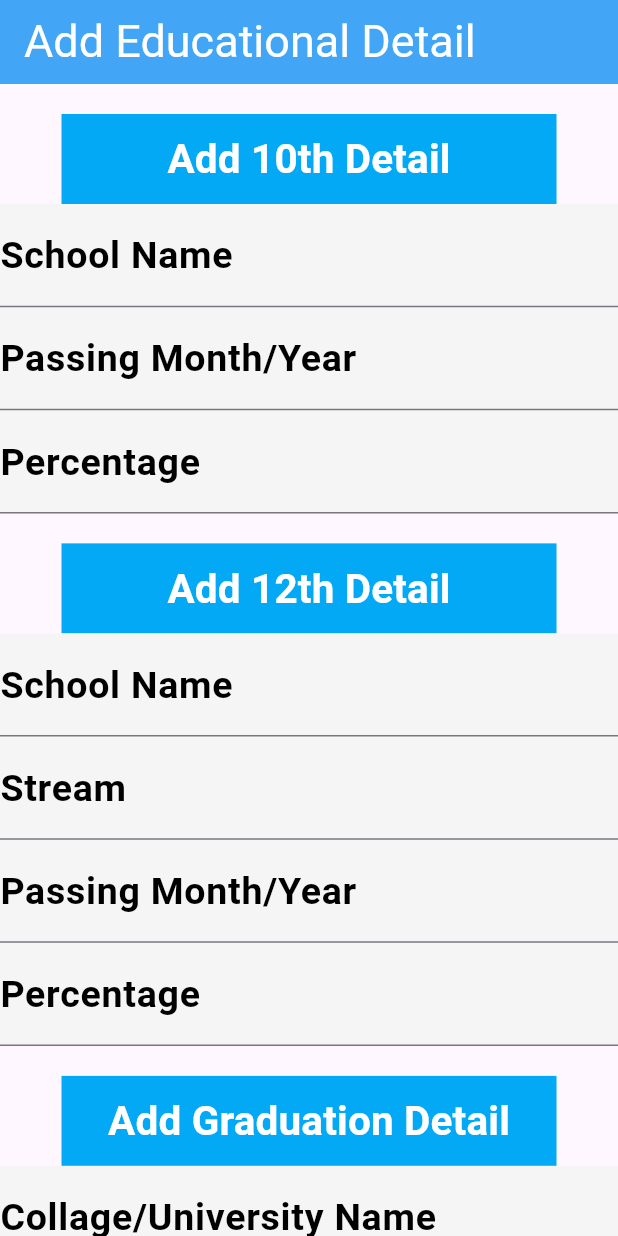
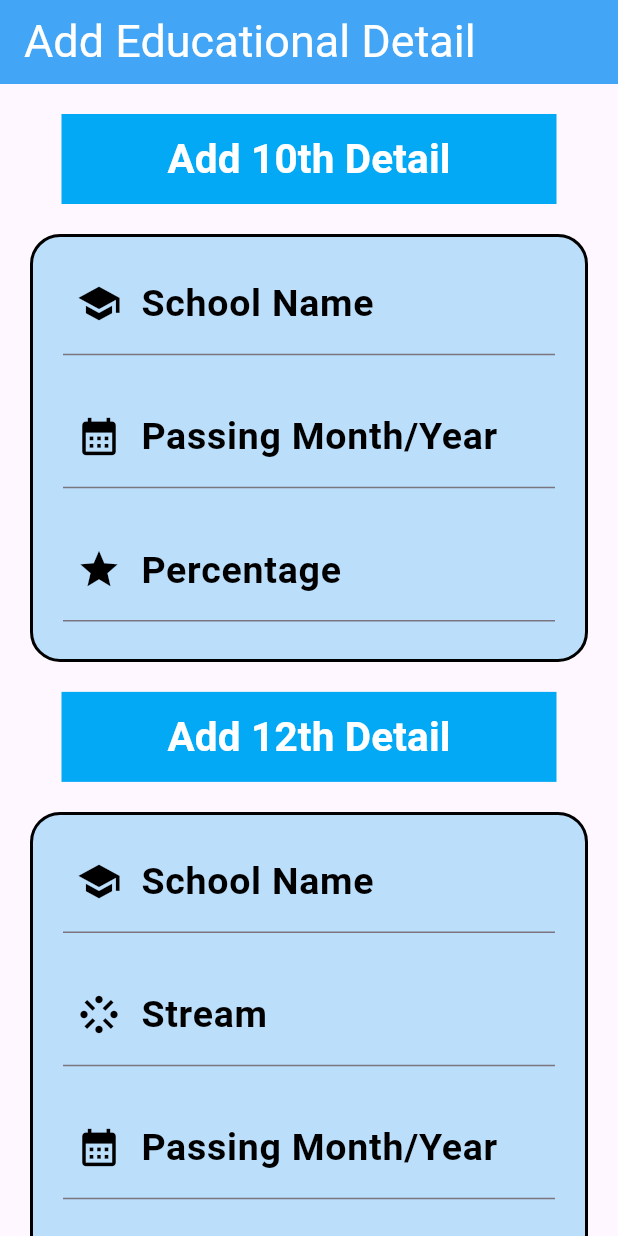
Before and after one commit to rinkalbaldaniya186/resume, a Flutter app: the EducationalDetail screen opened directly, on a phone screen of 412 x 824 dp. Run offline on Flutter 3.47's test engine with Material 3 defaults, Android fonts, the phone set to English and light mode, and no system bars; our stand-ins replace shared_preferences, smooth_page_indicator, sqflite; accounts and stored records are empty.

Commit message:
3-7-24 changes

```diff
--- a/lib/ResumeBuilder/educationalDetail.dart
+++ b/lib/ResumeBuilder/educationalDetail.dart
@@ -134,45 +134,61 @@ class _EducationalDetailState extends State<EducationalDetail> {
                   ),
                 ),
                 if (showContainer1)
-                  Container(
-                    color: Colors.grey.shade100,
+                  Padding(
+                    padding: const EdgeInsets.only(top: 20,left: 20, right: 20),
+                    child: Container(
+                      decoration: BoxDecoration(
+                          color: Colors.blue.shade100,
+                          borderRadius: BorderRadius.all(Radius.circular(20)),
+                          border: Border.all(color: Colors.black,width: 2)
+                      ),
                       width: double.infinity,
                       child: Column(
                         children: [
-                        TextField(
+                          Padding(
+                            padding: const EdgeInsets.only(top: 10, left: 20, right: 20, bottom: 20),
+                            child: TextField(
                               decoration: InputDecoration(
                                 labelText: 'School Name',
                                 labelStyle: TextStyle(color: Colors.black,fontSize: 25,fontWeight: FontWeight.w700),
-                        //    prefixIcon: Icon(Icons.person, color: Colors.black, size: 30),
+                                prefixIcon: Icon(Icons.school, color: Colors.black, size: 30),
                               ),
                                controller: _sNameTController,
                               keyboardType: TextInputType.text,
                               cursorHeight: 35,
                               style: TextStyle(color: Colors.black,fontSize: 20,fontWeight: FontWeight.w400),
                             ),
-                        TextField(
+                          ),
+                          Padding(
+                            padding: const EdgeInsets.only(bottom: 20, left: 20, right: 20),
+                            child: TextField(
                               decoration: InputDecoration(
                                 labelText: 'Passing Month/Year',
                                 labelStyle: TextStyle(color: Colors.black,fontSize: 25,fontWeight: FontWeight.w700),
-                            //   prefixIcon: Icon(Icons.person, color: Colors.black, size: 30),
+                                prefixIcon: Icon(Icons.calendar_month, color: Colors.black, size: 30),
                               ),
                               controller: _timeTController,
                               keyboardType: TextInputType.text,
                               cursorHeight: 35,
                               style: TextStyle(color: Colors.black,fontSize: 20,fontWeight: FontWeight.w400),
                             ),
-                        TextField(
+                          ),
+                          Padding(
+                            padding: const EdgeInsets.only(left: 20, right: 20, bottom: 25),
+                            child: TextField(
                               decoration: InputDecoration(
                                 labelText: 'Percentage',
                                 labelStyle: TextStyle(color: Colors.black,fontSize: 25,fontWeight: FontWeight.w700),
-                        //    prefixIcon: Icon(Icons.person, color: Colors.black, size: 30),
+                                prefixIcon: Icon(Icons.grade, color: Colors.black, size: 30),
                               ),
                               controller: _perTController,
                               keyboardType: TextInputType.text,
                               cursorHeight: 35,
                               style: TextStyle(color: Colors.black,fontSize: 20,fontWeight: FontWeight.w400),
                             ),
+                          ),
                         ],
+                      ),
                     ),
                   ),
 
@@ -199,59 +215,77 @@ class _EducationalDetailState extends State<EducationalDetail> {
                   ),
                 ),
                 if (showContainer2)
-                  Container(
-                    color: Colors.grey.shade100,
+                  Padding(
+                    padding: const EdgeInsets.only(top: 20,left: 20, right: 20),
+                    child: Container(
+                      decoration: BoxDecoration(
+                          color: Colors.blue.shade100,
+                          borderRadius: BorderRadius.all(Radius.circular(20)),
+                          border: Border.all(color: Colors.black,width: 2)
+                      ),
                       width: double.infinity,
                       child: Column(
                         children: [
-                        TextField(
+                          Padding(
+                            padding: const EdgeInsets.only(top: 10, bottom: 20, left: 20, right: 20),
+                            child: TextField(
                               decoration: InputDecoration(
                                 labelText: 'School Name',
                                 labelStyle: TextStyle(color: Colors.black,fontSize: 25,fontWeight: FontWeight.w700),
-                            //    prefixIcon: Icon(Icons.person, color: Colors.black, size: 30),
+                                prefixIcon: Icon(Icons.school, color: Colors.black, size: 30),
                               ),
                               controller: _sNameTwController,
                               keyboardType: TextInputType.text,
                               cursorHeight: 35,
                               style: TextStyle(color: Colors.black,fontSize: 20,fontWeight: FontWeight.w400),
                             ),
-                        TextField(
+                          ),
+                          Padding(
+                            padding: const EdgeInsets.only(bottom: 20, left: 20, right: 20),
+                            child: TextField(
                               decoration: InputDecoration(
                                 labelText: 'Stream',
                                 labelStyle: TextStyle(color: Colors.black,fontSize: 25,fontWeight: FontWeight.w700),
-                            //prefixIcon: Icon(Icons.person, color: Colors.black, size: 30),
+                                prefixIcon: Icon(Icons.stream, color: Colors.black, size: 30),
                               ),
                                controller: _StreamTwController,
                               keyboardType: TextInputType.text,
                               cursorHeight: 35,
                               style: TextStyle(color: Colors.black,fontSize: 20,fontWeight: FontWeight.w400),
                             ),
-                        TextField(
+                          ),
+                          Padding(
+                            padding: const EdgeInsets.only(bottom: 20, left: 20, right: 20),
+                            child: TextField(
                               decoration: InputDecoration(
                                 labelText: 'Passing Month/Year',
                                 labelStyle: TextStyle(color: Colors.black,fontSize: 25,fontWeight: FontWeight.w700),
-                            //   prefixIcon: Icon(Icons.person, color: Colors.black, size: 30),
+                                prefixIcon: Icon(Icons.calendar_month, color: Colors.black, size: 30),
                               ),
                               controller: _timeTwController,
                               keyboardType: TextInputType.text,
                               cursorHeight: 35,
                               style: TextStyle(color: Colors.black,fontSize: 20,fontWeight: FontWeight.w400),
                             ),
-                        TextField(
+                          ),
+                          Padding(
+                            padding: const EdgeInsets.only(left: 20, right: 20, bottom: 25),
+                            child: TextField(
                               decoration: InputDecoration(
                                 labelText: 'Percentage',
                                 labelStyle: TextStyle(color: Colors.black,fontSize: 25,fontWeight: FontWeight.w700),
-                            //    prefixIcon: Icon(Icons.person, color: Colors.black, size: 30),
+                                prefixIcon: Icon(Icons.grade, color: Colors.black, size: 30),
                               ),
                               controller: _perTwController,
                               keyboardType: TextInputType.text,
                               cursorHeight: 35,
                               style: TextStyle(color: Colors.black,fontSize: 20,fontWeight: FontWeight.w400),
                             ),
+                          ),
                         ],
                       ),
                     ),
-
+                  ),
                 SizedBox(
                   height: 20,
                 ),
@@ -275,12 +309,20 @@ class _EducationalDetailState extends State<EducationalDetail> {
                   ),
                 ),
                 if (showContainer3)
-                  Container(
-                    color: Colors.grey.shade100,
+                  Padding(
+                    padding: const EdgeInsets.only(top: 20,left: 20, right: 20),
+                    child: Container(
+                      decoration: BoxDecoration(
+                          color: Colors.blue.shade100,
+                          borderRadius: BorderRadius.all(Radius.circular(20)),
+                          border: Border.all(color: Colors.black,width: 2)
+                      ),
                       width: double.infinity,
                       child: Column(
                         children: [
-                        TextField(
+                          Padding(
+                            padding: const EdgeInsets.only(top: 10, left: 20, right: 20, bottom: 25),
+                            child: TextField(
                               decoration: InputDecoration(
                                 labelText: 'Collage/University Name',
                                 labelStyle: TextStyle(color: Colors.black,fontSize: 25,fontWeight: FontWeight.w700),
@@ -291,7 +333,10 @@ class _EducationalDetailState extends State<EducationalDetail> {
                               cursorHeight: 35,
                               style: TextStyle(color: Colors.black,fontSize: 20,fontWeight: FontWeight.w400),
                             ),
-                        TextField(
+                          ),
+                          Padding(
+                            padding: const EdgeInsets.only(left: 20, right: 20, bottom: 25),
+                            child: TextField(
                               decoration: InputDecoration(
                                 labelText: 'Location',
                                 labelStyle: TextStyle(color: Colors.black,fontSize: 25,fontWeight: FontWeight.w700),
@@ -302,7 +347,10 @@ class _EducationalDetailState extends State<EducationalDetail> {
                               cursorHeight: 35,
                               style: TextStyle(color: Colors.black,fontSize: 20,fontWeight: FontWeight.w400),
                             ),
-                        TextField(
+                          ),
+                          Padding(
+                            padding: const EdgeInsets.only(left: 20, right: 20, bottom: 25),
+                            child: TextField(
                               decoration: InputDecoration(
                                 labelText: 'Passing Month/Year',
                                 labelStyle: TextStyle(color: Colors.black,fontSize: 25,fontWeight: FontWeight.w700),
@@ -315,7 +363,10 @@ class _EducationalDetailState extends State<EducationalDetail> {
                               cursorHeight: 35,
                               style: TextStyle(color: Colors.black,fontSize: 20,fontWeight: FontWeight.w400),
                             ),
-                        TextField(
+                          ),
+                          Padding(
+                            padding: const EdgeInsets.only(left: 20, right: 20, bottom: 25),
+                            child: TextField(
                               decoration: InputDecoration(
                                 labelText: 'Percentage',
                                 labelStyle: TextStyle(color: Colors.black,fontSize: 25,fontWeight: FontWeight.w700),
@@ -326,7 +377,9 @@ class _EducationalDetailState extends State<EducationalDetail> {
                               cursorHeight: 35,
                               style: TextStyle(color: Colors.black,fontSize: 20,fontWeight: FontWeight.w400),
                             ),
+                          ),
                         ],
+                      ),
                     ),
                   ),
 
@@ -353,14 +406,21 @@ class _EducationalDetailState extends State<EducationalDetail> {
                   ),
                 ),
                 if (showContainer4)
-                  Container(
-                    color: Colors.grey.shade100,
+                  Padding(
+                    padding: const EdgeInsets.only(top: 20,left: 20, right: 20),
+                    child: Container(
+                      decoration: BoxDecoration(
+                          color: Colors.blue.shade100,
+                          borderRadius: BorderRadius.all(Radius.circular(20)),
+                          border: Border.all(color: Colors.black,width: 2)
+                      ),
                       width: double.infinity,
                       child: Column(
                         children: [
-                        TextField(
+                          Padding(
+                            padding: const EdgeInsets.only(top: 10, left: 20, right: 20, bottom: 25),
+                            child: TextField(
                               decoration: InputDecoration(
-
                                 labelText: 'Collage/University Name',
                                 labelStyle: TextStyle(color: Colors.black,fontSize: 25,fontWeight: FontWeight.w700),
                                 //   prefixIcon: Icon(Icons.person, color: Colors.black, size: 30),
@@ -370,7 +430,10 @@ class _EducationalDetailState extends State<EducationalDetail> {
                               cursorHeight: 35,
                               style: TextStyle(color: Colors.black,fontSize: 20,fontWeight: FontWeight.w400),
                             ),
-                        TextField(
+                          ),
+                          Padding(
+                            padding: const EdgeInsets.only(left: 20, right: 20, bottom: 25),
+                            child: TextField(
                               decoration: InputDecoration(
                                 labelText: 'Location',
                                 labelStyle: TextStyle(color: Colors.black,fontSize: 25,fontWeight: FontWeight.w700),
@@ -381,7 +444,10 @@ class _EducationalDetailState extends State<EducationalDetail> {
                               cursorHeight: 35,
                               style: TextStyle(color: Colors.black,fontSize: 20,fontWeight: FontWeight.w400),
                             ),
-                        TextField(
+                          ),
+                          Padding(
+                            padding: const EdgeInsets.only(left: 20, right: 20, bottom: 25),
+                            child: TextField(
                               decoration: InputDecoration(
                                 labelText: 'Passing Month/Year',
                                 labelStyle: TextStyle(color: Colors.black,fontSize: 25,fontWeight: FontWeight.w700),
@@ -392,7 +458,10 @@ class _EducationalDetailState extends State<EducationalDetail> {
                               cursorHeight: 35,
                               style: TextStyle(color: Colors.black,fontSize: 20,fontWeight: FontWeight.w400),
                             ),
-                        TextField(
+                          ),
+                          Padding(
+                            padding: const EdgeInsets.only(left: 20, right: 20, bottom: 25),
+                            child: TextField(
                               decoration: InputDecoration(
                                 labelText: 'Percentage',
                                 labelStyle: TextStyle(color: Colors.black,fontSize: 25,fontWeight: FontWeight.w700),
@@ -403,7 +472,9 @@ class _EducationalDetailState extends State<EducationalDetail> {
                               cursorHeight: 35,
                               style: TextStyle(color: Colors.black,fontSize: 20,fontWeight: FontWeight.w400),
                             ),
+                          ),
                         ],
+                      ),
                     ),
                   ),
 
@@ -422,31 +493,31 @@ class _EducationalDetailState extends State<EducationalDetail> {
                             fontWeight: FontWeight.bold
                         ),),
                       onPressed: () async {
-                        Education education = Education(
-                          ide: 1,
-                          sNameT: _sNameTController.text,
-                          timeT: _timeTController.text,
-                          perT: int.parse(_perTController.text),
-
-                          sNameTw: _sNameTwController.text,
-                          streamTw: _StreamTwController.text,
-                          timeTw: _timeTwController.text,
-                          perTw: int.parse(_perTwController.text),
-
-                          sNameGr: _GrsNameController.text,
-                          locationGr: _GrsLocationController.text,
-                          timeGr: _GrtimeController.text,
-                          resultGr: int.parse(_GrresultController.text),
-
-                          sNameMo: _MosNameController.text,
-                          locationMo: _MosLocationController.text,
-                          timeMo: _MotimeController.text,
-                          resultMo: int.parse(_MoresultController.text),
-
-                        );
-
-                       // await addUser(user, context);
-                        await addEdu(education, context);
+                       //  Education education = Education(
+                       //    ide: 1,
+                       //    sNameT: _sNameTController.text,
+                       //    timeT: _timeTController.text,
+                       //    perT: int.parse(_perTController.text),
+                       //
+                       //    sNameTw: _sNameTwController.text,
+                       //    streamTw: _StreamTwController.text,
+                       //    timeTw: _timeTwController.text,
+                       //    perTw: int.parse(_perTwController.text),
+                       //
+                       //    sNameGr: _GrsNameController.text,
+                       //    locationGr: _GrsLocationController.text,
+                       //    timeGr: _GrtimeController.text,
+                       //    resultGr: int.parse(_GrresultController.text),
+                       //
+                       //    sNameMo: _MosNameController.text,
+                       //    locationMo: _MosLocationController.text,
+                       //    timeMo: _MotimeController.text,
+                       //    resultMo: int.parse(_MoresultController.text),
+                       //
+                       //  );
+                       //
+                       // // await addUser(user, context);
+                       //  await addEdu(education, context);
 
                         Navigator.pushReplacement(
                           context,
--- a/lib/ResumeBuilder/experienceDetail.dart
+++ b/lib/ResumeBuilder/experienceDetail.dart
@@ -12,6 +12,7 @@ class ExperienceDetail extends StatefulWidget {
 // bool experiencedERR = false;
 
 var genderValue;
+bool poValue = false;
 
 class _ExperienceDetailState extends State<ExperienceDetail> {
   @override
@@ -71,7 +72,11 @@ class _ExperienceDetailState extends State<ExperienceDetail> {
           //     Text('Experienced',style: TextStyle(color: Colors.black,fontSize: 19,fontWeight: FontWeight.w700)),
           //   ],
           // ),
-          Row(
+          InkWell(
+            onTap: () {
+
+            },
+            child: Row(
               children: [
               //  Text('Gender'),
                 Radio(
@@ -81,6 +86,7 @@ class _ExperienceDetailState extends State<ExperienceDetail> {
                     setState(() {
                       print(value);
                       genderValue = value;
+
                     });
                   },
                 ),
@@ -97,10 +103,18 @@ class _ExperienceDetailState extends State<ExperienceDetail> {
                       print(value);
                       genderValue = value;
                     });
+                    if(genderValue == 'Experienced'){
+                      Container(
+                        height: 100,
+                        width: 300,
+                        color: Colors.blue,
+                      );
+                    }
                   },
                 ),
                 Text('Experienced',style: TextStyle(color: Colors.black,fontSize: 25,fontWeight: FontWeight.w700),),
               ],
+            ),
           ),
         ],
       ),
--- a/lib/ResumeBuilder/personalDetail.dart
+++ b/lib/ResumeBuilder/personalDetail.dart
@@ -275,20 +275,20 @@ class _PersonalDetailState extends State<PersonalDetail> {
                 //   );
                 // },
                 onPressed: () async {
-                  Users user = Users(
-                    id: 1, // Example ID, adjust as per your schema or auto-increment in DB
-                    firstName: _firstNameController.text,
-                    middleName: _middleNameController.text,
-                    lastName: _lastNameController.text,
-                    jobtitle: _jobtitleController.text,
-                    dob: _dobController.text,
-                    gender: _genderController.text,
-                    mobile: int.parse(_mNumController.text),
-                    email: _emailController.text,
-                    address: _addressController.text,
-                  );
-
-                  await addUser(user, context);
+                  // Users user = Users(
+                  //   id: 1, // Example ID, adjust as per your schema or auto-increment in DB
+                  //   firstName: _firstNameController.text,
+                  //   middleName: _middleNameController.text,
+                  //   lastName: _lastNameController.text,
+                  //   jobtitle: _jobtitleController.text,
+                  //   dob: _dobController.text,
+                  //   gender: _genderController.text,
+                  //   mobile: int.parse(_mNumController.text),
+                  //   email: _emailController.text,
+                  //   address: _addressController.text,
+                  // );
+                  //
+                  // await addUser(user, context);
 
                   Navigator.pushReplacement(
                     context,
--- a/lib/ResumeBuilder/rdbhelper.dart
+++ b/lib/ResumeBuilder/rdbhelper.dart
@@ -161,7 +161,6 @@ class DbHelper {
           '$_locationMo TEXT NOT NULL,'
           '$_timeMo TEXT NOT NULL,'
           '$_resultMo INTEGER NOT NULL)');
-
   }
 }
 
```
Also changed, not shown: lib/ResumeBuilder/skillPage.dart (line endings or trailing spaces). Lines whose indentation alone changed are shown as unchanged.
